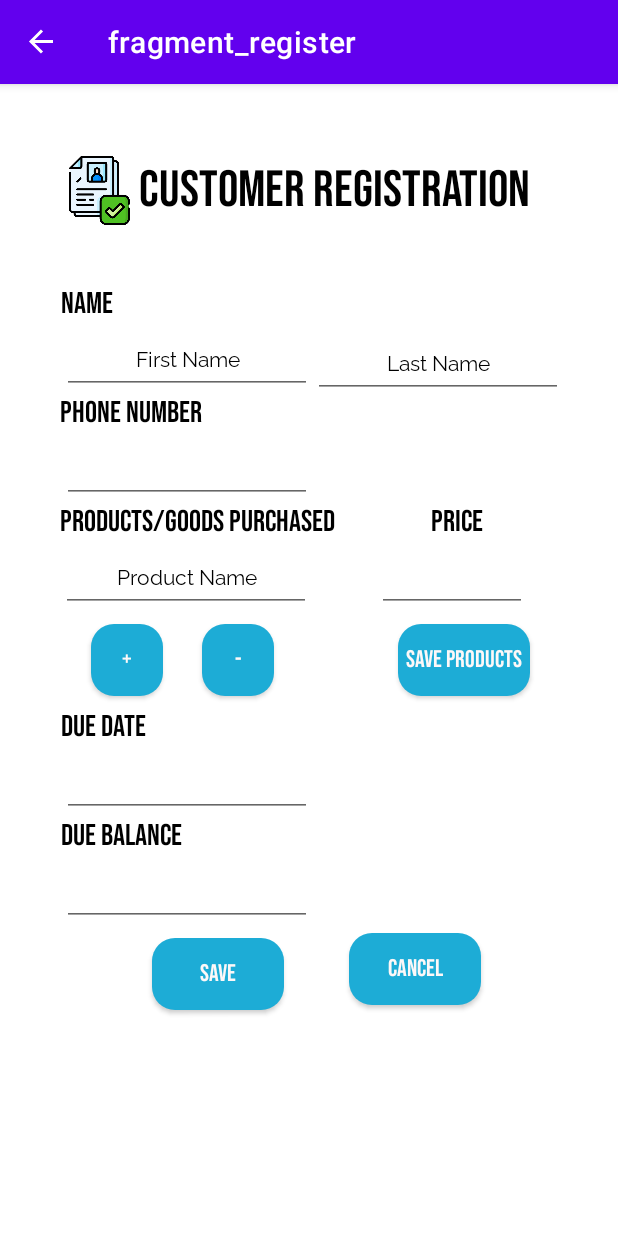
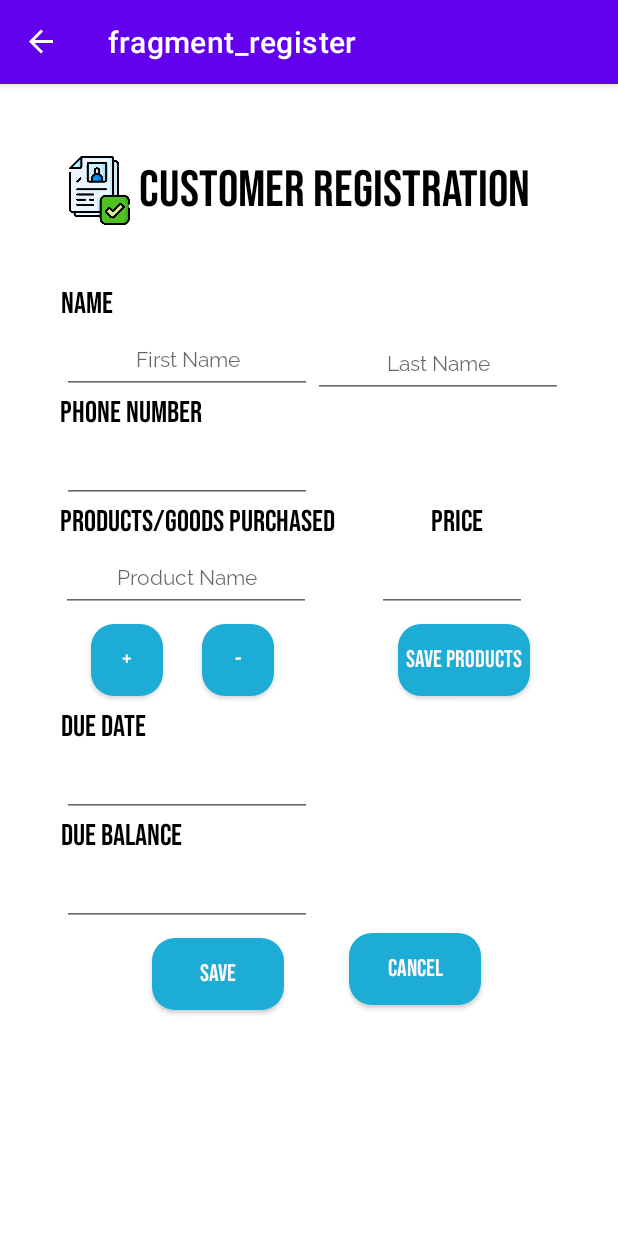
Before and after one commit to Giwithx/Debtabase, an Android app: the RegisterFragment screen opened through its navigation route, on a phone screen of 412 x 824 dp. Run offline under Robolectric (Android 15) with nearby library versions, the phone set to English and light mode, and no system bars; our stand-ins replace data binding, navigation-ui.

Commit message:
Text turn to Hint

```diff
--- a/app/src/main/res/layout/fragment_register.xml
+++ b/app/src/main/res/layout/fragment_register.xml
@@ -133,7 +133,7 @@
             android:fontFamily="@font/raleway"
             android:inputType="textPersonName"
             android:minHeight="48dp"
-            android:text="@string/first_name"
+            android:hint="@string/first_name"
             android:textAlignment="center"
             android:textColor="#000000"
             android:textSize="14sp"
@@ -152,7 +152,7 @@
             android:fontFamily="@font/raleway"
             android:inputType="textPersonName"
             android:minHeight="48dp"
-            android:text="@string/product_name"
+            android:hint="@string/product_name"
             android:textAlignment="center"
             android:textColor="#000000"
             android:textSize="14sp"
@@ -171,7 +171,7 @@
             android:fontFamily="@font/raleway"
             android:inputType="textPersonName"
             android:minHeight="48dp"
-            android:text="@string/last_name"
+            android:hint="@string/last_name"
             android:textAlignment="center"
             android:textColor="#000000"
             android:textSize="14sp"
```
